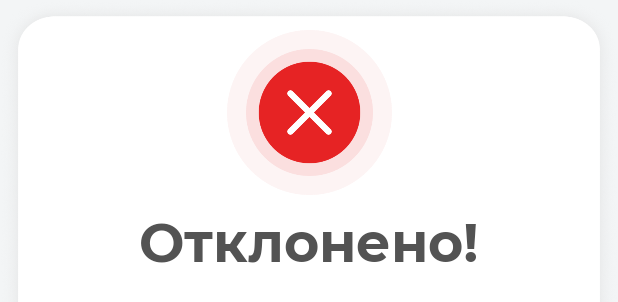
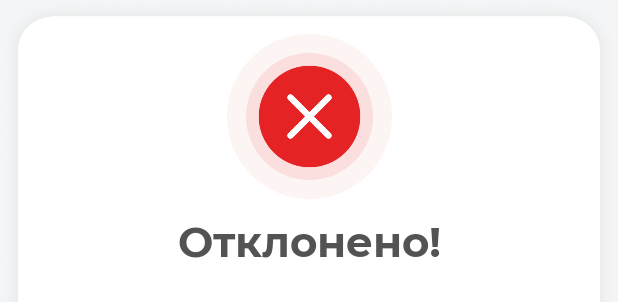
Before and after one commit to AlexeyIgnatev/BankDemoApp, an Android app: the layout fragment_fail_transfer.xml on its own in the app's theme, with its tools: preview values and no code run, on a phone screen of 412 x 824 dp. Shown: the top 302 px of the screen. Run offline under Robolectric (Android 15) with nearby library versions, the phone set to English and light mode, and no system bars; network calls fail.

Commit message:
Исправлено отображение ошибок

```diff
--- a/app/src/main/java/com/esom/bank/screens/transfer/dialog/FailTransferFragment.kt
+++ b/app/src/main/java/com/esom/bank/screens/transfer/dialog/FailTransferFragment.kt
@@ -18,6 +18,7 @@ import dagger.hilt.android.AndroidEntryPoint
 @AndroidEntryPoint
 class FailTransferFragment : DialogFragment() {
     private lateinit var binding: FragmentFailTransferBinding
+    private val args: FailTransferFragmentArgs by navArgs()
     override fun onCreateView(
         inflater: LayoutInflater, container: ViewGroup?,
         savedInstanceState: Bundle?
@@ -46,5 +47,7 @@ class FailTransferFragment : DialogFragment() {
             window.setBackgroundDrawable(ColorDrawable(Color.TRANSPARENT))
             window.attributes = lp
         }
+
+        binding.failTitle.text = args.error
     }
 }
--- a/app/src/main/res/layout/fragment_fail_transfer.xml
+++ b/app/src/main/res/layout/fragment_fail_transfer.xml
@@ -27,7 +27,8 @@
         android:layout_height="wrap_content"
         android:text="@string/reject"
         android:textColor="#535353"
-        android:textSize="@dimen/_36sp"
+        android:gravity="center"
+        android:textSize="@dimen/_28sp"
         android:fontFamily="@font/mont_bold"
         app:layout_constraintEnd_toEndOf="parent"
         app:layout_constraintStart_toStartOf="parent"
```
